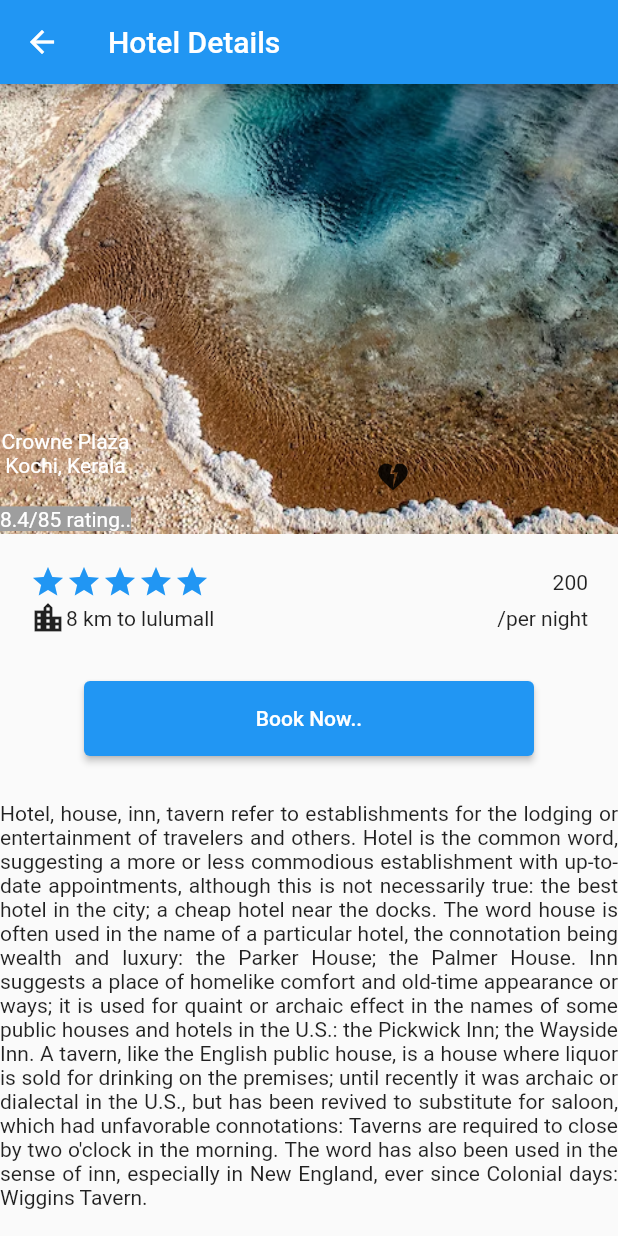
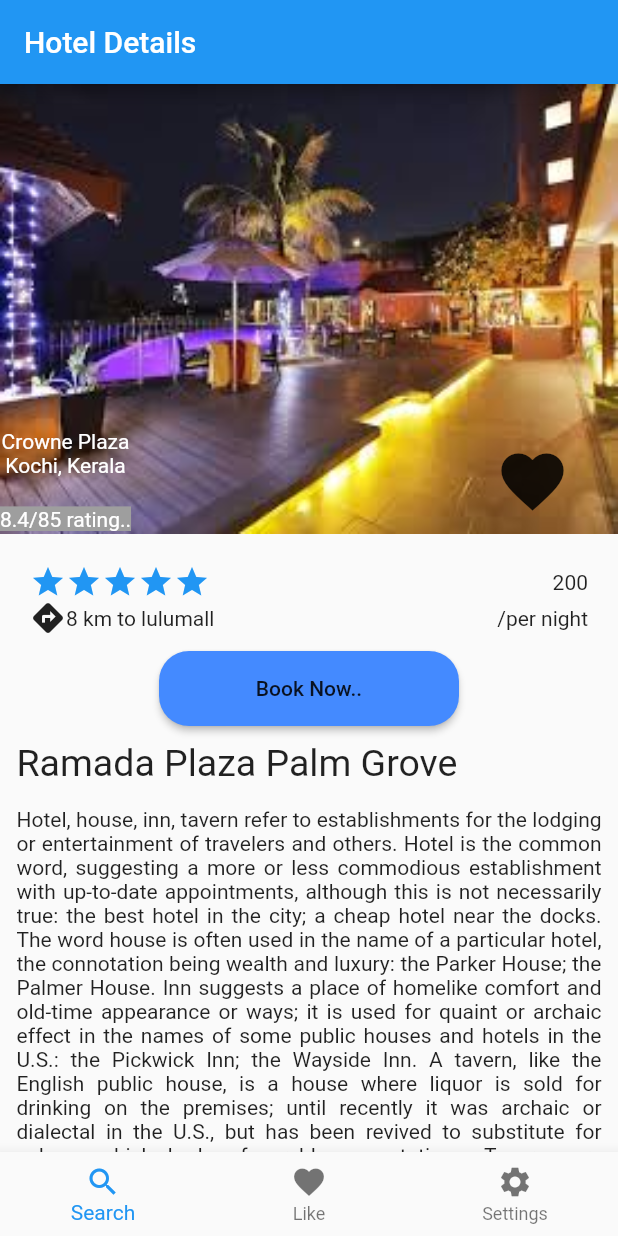
Before and after one commit to saheedalima/assingnment_2, a Flutter app: the Hotel_Details_Ui screen opened directly, on a phone screen of 412 x 824 dp. Run offline on Flutter 3.47's test engine with Material 2 defaults, Android fonts, the phone set to English and light mode, and no system bars; our stand-ins replace device_preview; missing offline and left inert: dart:js.

Commit message:
initial commit

```diff
--- a/lib/Bottom_Navigation_Bar.dart
+++ b/lib/Bottom_Navigation_Bar.dart
@@ -14,7 +14,7 @@ class _BottoNavigatin_BarState extends State<BottoNavigatin_Bar> {
       body: BottomNavigationBar(
           items: [
             BottomNavigationBarItem(
-              icon: Icon(Icons.home),
+              icon: Icon(Icons.home,),label: "Home",
             )
           ]),
     );
--- a/lib/Bottom_Sheet.dart
+++ b/lib/Bottom_Sheet.dart
@@ -14,5 +14,4 @@ class Bottom_Sheet extends StatelessWidget {
       ),
     );
   }
-
 }
--- a/lib/Hotel_Details_Ui.dart
+++ b/lib/Hotel_Details_Ui.dart
@@ -3,68 +3,106 @@ import 'dart:ui';
 import 'package:flutter/material.dart';
 
 class Hotel_Details_Ui extends StatelessWidget {
-
   @override
   Widget build(BuildContext context) {
     return Scaffold(
-      appBar: AppBar(title: const Text("Hotel Details"),),
+      appBar: AppBar(
+        title: const Text("Hotel Details"),
+      ),
+      bottomNavigationBar: BottomNavigationBar(items: const [
+        BottomNavigationBarItem(icon: Icon(Icons.search), label: "Search"),
+        BottomNavigationBarItem(icon: Icon(Icons.favorite), label: "Like"),
+        BottomNavigationBarItem(icon: Icon(Icons.settings), label: "Settings"),
+      ]),
       body: SingleChildScrollView(
         child: Column(
+          mainAxisAlignment: MainAxisAlignment.start,
           children: [
-            Stack(
-                children:[
+            Stack(children: [
               Container(
                 height: 300,
                 width: double.infinity,
                 decoration: const BoxDecoration(
                     image: DecorationImage(
-                        image: AssetImage("assets/icons/img_2.png"),
+                        image: AssetImage("assets/icons/img_5.png"),
                         fit: BoxFit.fill)),
-
               ),
-                Positioned(top: 230,
+              Positioned(
+                top: 230,
                 child: Column(
                   children: const [
-                      Text("Crowne Plaza",style: TextStyle(color: Colors.white),),
-                      Text("Kochi, Kerala",style: TextStyle(color: Colors.white),),
-                      SizedBox(height: 20,),
-                      Text("8.4/85 rating..",style: TextStyle(
+                    Text(
+                      "Crowne Plaza",
+                      style: TextStyle(color: Colors.white),
+                    ),
+                    Text(
+                      "Kochi, Kerala",
+                      style: TextStyle(color: Colors.white),
+                    ),
+                    SizedBox(
+                      height: 20,
+                    ),
+                    Text(
+                      "8.4/85 rating..",
+                      style: TextStyle(
                         backgroundColor: Colors.grey,
                         color: Colors.white,
-                      ),),
+                      ),
+                    ),
                   ],
                 ),
               ),
-                const Positioned(top: 250,left: 250,
-                    child: Icon(Icons.heart_broken)),
-             ]
-            ),
+              const Positioned(
+                  top: 240,
+                  left: 330,
+                  child: Icon(
+                    Icons.favorite,
+                    size: 50,
+                  )),
+            ]),
             Padding(
-              padding: const EdgeInsets.only(top: 20,left: 20,right: 20),
+              padding: const EdgeInsets.only(top: 20, left: 20, right: 20),
               child: Row(
                 mainAxisAlignment: MainAxisAlignment.spaceBetween,
-                children:  [
+                children: [
                   Row(
                     children: const [
-                      Icon(Icons.star,color: Colors.blue,),
-                      Icon(Icons.star,color: Colors.blue,),
-                      Icon(Icons.star,color: Colors.blue,),
-                      Icon(Icons.star,color: Colors.blue,),
-                      Icon(Icons.star,color: Colors.blue,),
+                      Icon(
+                        Icons.star,
+                        color: Colors.blue,
+                      ),
+                      Icon(
+                        Icons.star,
+                        color: Colors.blue,
+                      ),
+                      Icon(
+                        Icons.star,
+                        color: Colors.blue,
+                      ),
+                      Icon(
+                        Icons.star,
+                        color: Colors.blue,
+                      ),
+                      Icon(
+                        Icons.star,
+                        color: Colors.blue,
+                      ),
                     ],
                   ),
-                  const Text("200",)
+                  const Text(
+                    "200",
+                  )
                 ],
               ),
             ),
             Padding(
-              padding: const EdgeInsets.only(left: 20,right: 20),
+              padding: const EdgeInsets.only(left: 20, right: 20),
               child: Row(
                 mainAxisAlignment: MainAxisAlignment.spaceBetween,
-                children:  [
+                children: [
                   Row(
                     children: const [
-                      Icon(Icons.location_city),
+                      Icon(Icons.directions),
                       Text("8 km to lulumall"),
                     ],
                   ),
@@ -73,27 +111,39 @@ class Hotel_Details_Ui extends StatelessWidget {
               ),
             ),
             Padding(
-              padding: const EdgeInsets.all(30.0),
-              child: SizedBox(
-                width: 300,
+              padding: const EdgeInsets.all(10.0),
+              child: MaterialButton(
+                minWidth: 200,
                 height: 50,
-                  child: Container(
-                    decoration: BoxDecoration(borderRadius: BorderRadius.circular(50)),
-                    child: ElevatedButton(onPressed: (){}, child: Text("Book Now.."),
-                    ),
-                  )
+                color: Colors.blueAccent,
+                shape: RoundedRectangleBorder(borderRadius: BorderRadius.circular(20)),
+                onPressed: () {},
+                child: Text("Book Now.."),
               ),
             ),
             Container(
+              height: 300,
+              width: 390,
               child: SingleChildScrollView(
                 child: Column(
-                  children: [
-                    Text("Hotel, house, inn, tavern refer to establishments for the lodging or entertainment of travelers and others. Hotel is the common word, suggesting a more or less commodious establishment with up-to-date appointments, although this is not necessarily true: the best hotel in the city; a cheap hotel near the docks. The word house is often used in the name of a particular hotel, the connotation being wealth and luxury: the Parker House; the Palmer House. Inn suggests a place of homelike comfort and old-time appearance or ways; it is used for quaint or archaic effect in the names of some public houses and hotels in the U.S.: the Pickwick Inn; the Wayside Inn. A tavern, like the English public house, is a house where liquor is sold for drinking on the premises; until recently it was archaic or dialectal in the U.S., but has been revived to substitute for saloon, which had unfavorable connotations: Taverns are required to close by two o'clock in the morning. The word has also been used in the sense of inn, especially in New England, ever since Colonial days: Wiggins Tavern.",
-                      textAlign: TextAlign.justify,),
+                  //mainAxisAlignment: MainAxisAlignment.start,
+                  children: const [
+                    Padding(
+                      padding: EdgeInsets.only(bottom: 15),
+                      child: Align(
+                        alignment: Alignment.centerLeft,
+                        child: Text("Ramada Plaza Palm Grove",
+                            style: TextStyle(fontSize: 25)),
+                      ),
+                    ),
+                    Text(
+                      "Hotel, house, inn, tavern refer to establishments for the lodging or entertainment of travelers and others. Hotel is the common word, suggesting a more or less commodious establishment with up-to-date appointments, although this is not necessarily true: the best hotel in the city; a cheap hotel near the docks. The word house is often used in the name of a particular hotel, the connotation being wealth and luxury: the Parker House; the Palmer House. Inn suggests a place of homelike comfort and old-time appearance or ways; it is used for quaint or archaic effect in the names of some public houses and hotels in the U.S.: the Pickwick Inn; the Wayside Inn. A tavern, like the English public house, is a house where liquor is sold for drinking on the premises; until recently it was archaic or dialectal in the U.S., but has been revived to substitute for saloon, which had unfavorable connotations: Taverns are required to close by two o'clock in the morning. The word has also been used in the sense of inn, especially in New England, ever since Colonial days: Wiggins Tavern.",
+                      textAlign: TextAlign.justify,
+                    ),
                   ],
                 ),
               ),
-            )
+            ),
           ],
         ),
       ),
--- a/lib/Splash.dart
+++ b/lib/Splash.dart
@@ -35,7 +35,7 @@ class _SplashState extends State<Splash> {
   @override
   void initState() {
     Timer(Duration(seconds: 5), () {
-      Navigator.of(context).pushReplacement(MaterialPageRoute(builder: (context) => List_Ui()));
+      Navigator.of(context).pushReplacement(MaterialPageRoute(builder: (context) => Hotel_Details_Ui()));
     });
     super.initState();
   }
```
Also changed, not shown: assets/icons/img_5.png (added), assets/icons/img_6.png (added). Lines whose indentation alone changed are shown as unchanged.
